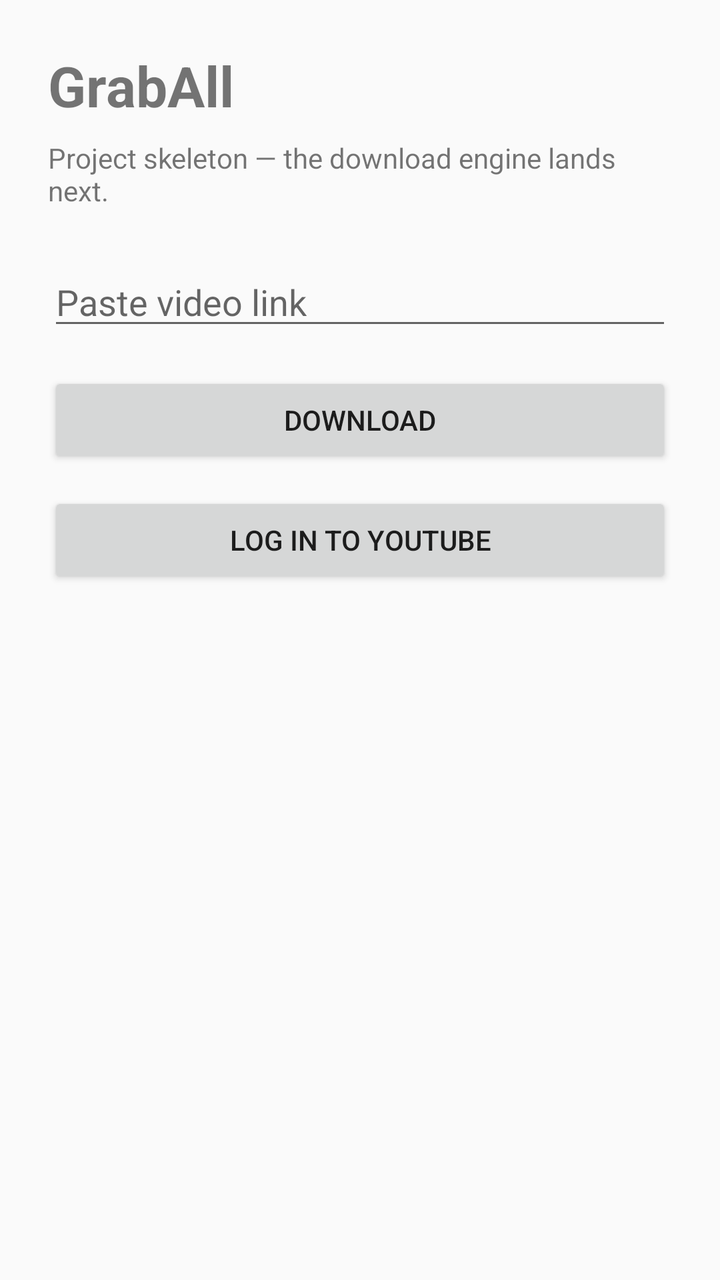
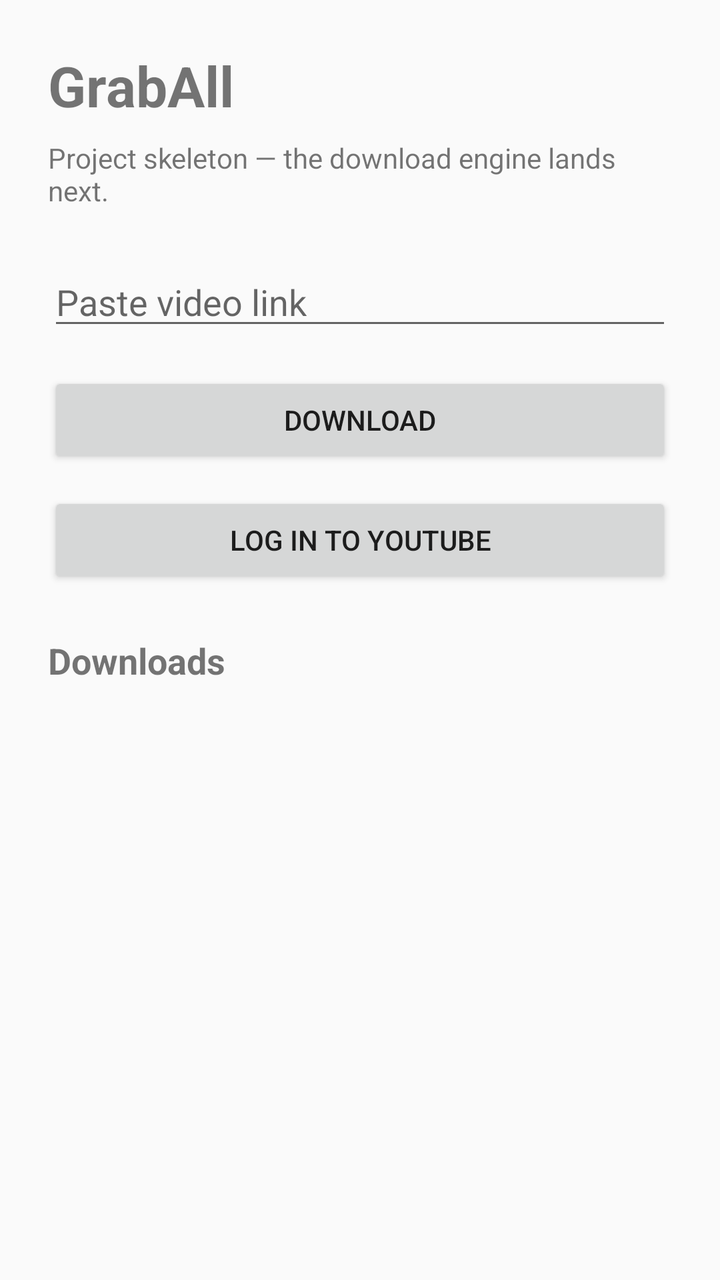

Screens rendered from an Android XML layout before and after an edit, with the pre-edit source and the edit as a unified diff.
<!-- AndroidManifest.xml: application theme Theme.GrabAll -->
<!-- res/layout/activity_main.xml -->
<?xml version="1.0" encoding="utf-8"?>
<androidx.constraintlayout.widget.ConstraintLayout xmlns:android="http://schemas.android.com/apk/res/android"
    xmlns:app="http://schemas.android.com/apk/res-auto"
    android:layout_width="match_parent"
    android:layout_height="match_parent"
    android:padding="24dp">

    <TextView
        android:id="@+id/title"
        android:layout_width="wrap_content"
        android:layout_height="wrap_content"
        android:text="@string/app_name"
        android:textSize="28sp"
        android:textStyle="bold"
        app:layout_constraintTop_toTopOf="parent"
        app:layout_constraintStart_toStartOf="parent" />

    <TextView
        android:id="@+id/subtitle"
        android:layout_width="0dp"
        android:layout_height="wrap_content"
        android:layout_marginTop="8dp"
        android:text="@string/skeleton_note"
        app:layout_constraintTop_toBottomOf="@id/title"
        app:layout_constraintStart_toStartOf="parent"
        app:layout_constraintEnd_toEndOf="parent" />

    <EditText
        android:id="@+id/linkInput"
        android:layout_width="0dp"
        android:layout_height="wrap_content"
        android:layout_marginTop="24dp"
        android:hint="@string/paste_hint"
        android:inputType="textUri"
        app:layout_constraintTop_toBottomOf="@id/subtitle"
        app:layout_constraintStart_toStartOf="parent"
        app:layout_constraintEnd_toEndOf="parent" />

    <Button
        android:id="@+id/downloadButton"
        android:layout_width="0dp"
        android:layout_height="wrap_content"
        android:layout_marginTop="16dp"
        android:text="@string/download"
        app:layout_constraintTop_toBottomOf="@id/linkInput"
        app:layout_constraintStart_toStartOf="parent"
        app:layout_constraintEnd_toEndOf="parent" />

    <Button
        android:id="@+id/loginButton"
        android:layout_width="0dp"
        android:layout_height="wrap_content"
        android:layout_marginTop="12dp"
        android:text="@string/login_youtube"
        app:layout_constraintTop_toBottomOf="@id/downloadButton"
        app:layout_constraintStart_toStartOf="parent"
        app:layout_constraintEnd_toEndOf="parent" />

</androidx.constraintlayout.widget.ConstraintLayout>
<!-- resources referenced by this layout -->
<resources>
  <string name="app_name">GrabAll</string>
  <string name="download">Download</string>
  <string name="login_youtube">Log in to YouTube</string>
  <string name="paste_hint">Paste video link</string>
  <string name="skeleton_note">Project skeleton — the download engine lands next.</string>
  <style name="Theme.GrabAll" parent="Theme.AppCompat.DayNight.DarkActionBar" />
</resources>

<!-- the commit's change to res/layout/activity_main.xml (unified diff, before → after) -->
@@ -56,4 +56,32 @@
         app:layout_constraintStart_toStartOf="parent"
         app:layout_constraintEnd_toEndOf="parent" />
 
+    <TextView
+        android:id="@+id/queueHeader"
+        android:layout_width="wrap_content"
+        android:layout_height="wrap_content"
+        android:layout_marginTop="24dp"
+        android:text="@string/queue_header"
+        android:textSize="18sp"
+        android:textStyle="bold"
+        app:layout_constraintTop_toBottomOf="@id/loginButton"
+        app:layout_constraintStart_toStartOf="parent" />
+
+    <ScrollView
+        android:id="@+id/queueScroll"
+        android:layout_width="0dp"
+        android:layout_height="0dp"
+        android:layout_marginTop="8dp"
+        app:layout_constraintTop_toBottomOf="@id/queueHeader"
+        app:layout_constraintBottom_toBottomOf="parent"
+        app:layout_constraintStart_toStartOf="parent"
+        app:layout_constraintEnd_toEndOf="parent">
+
+        <LinearLayout
+            android:id="@+id/queueContainer"
+            android:layout_width="match_parent"
+            android:layout_height="wrap_content"
+            android:orientation="vertical" />
+    </ScrollView>
+
 </androidx.constraintlayout.widget.ConstraintLayout>
<!-- resource entries referenced after the edit -->
@@ -4,6 +4,7 @@
   <string name="download">Download</string>
   <string name="login_youtube">Log in to YouTube</string>
   <string name="paste_hint">Paste video link</string>
+  <string name="queue_header">Downloads</string>
   <string name="skeleton_note">Project skeleton — the download engine lands next.</string>
   <style name="Theme.GrabAll" parent="Theme.AppCompat.DayNight.DarkActionBar" />
 </resources>
